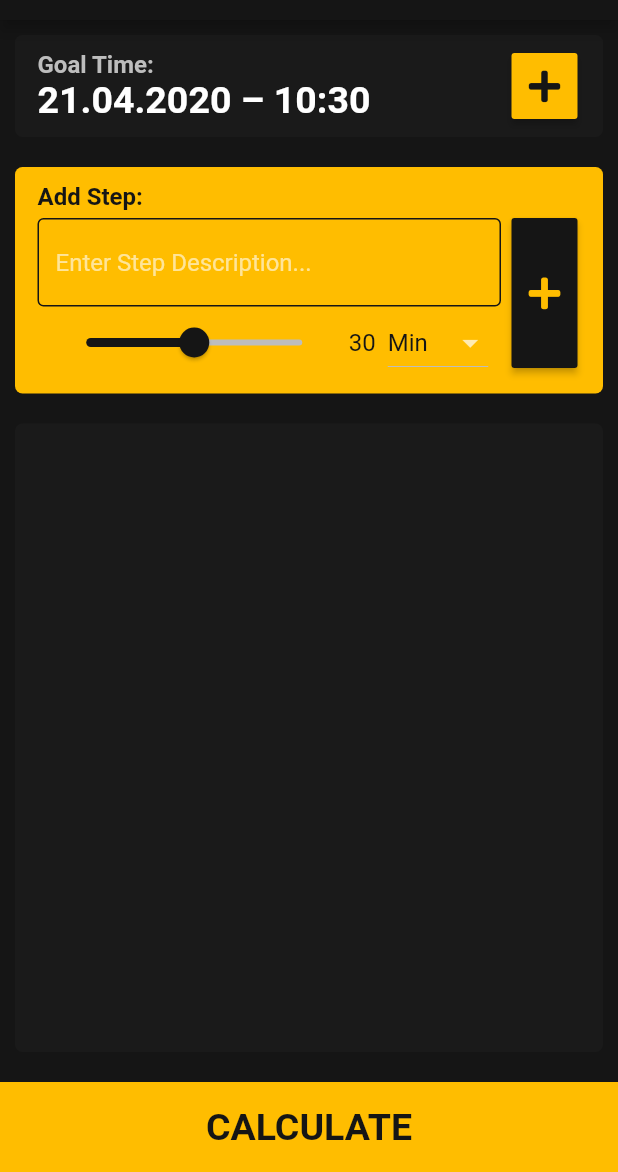
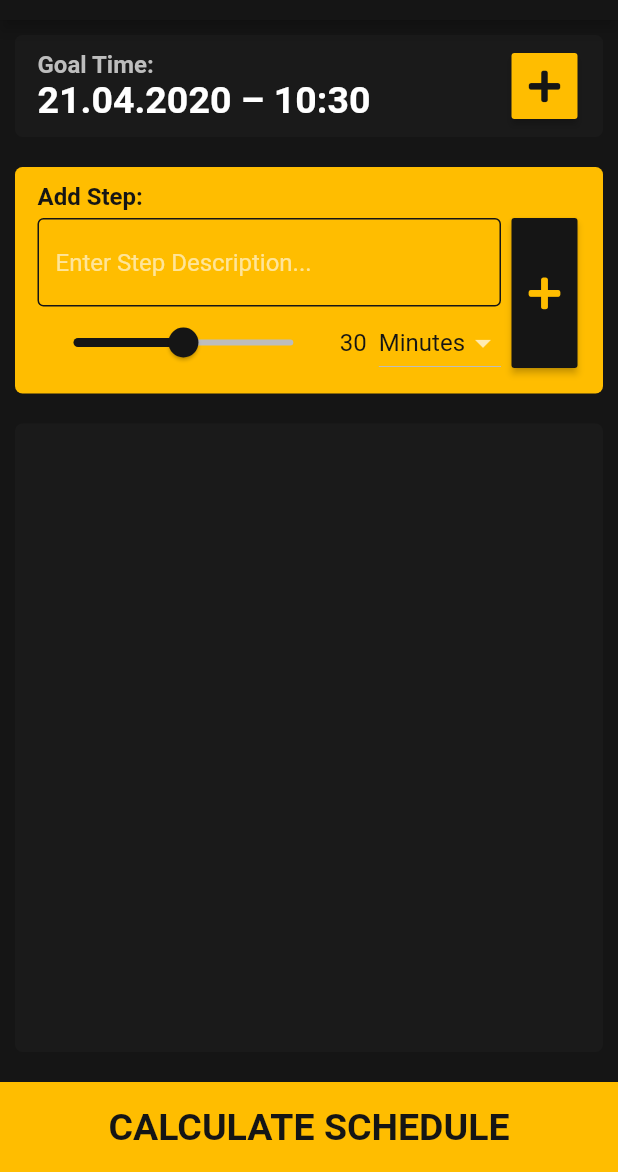
Before and after one commit to FOehler/baker_calculator, a Flutter app: the screen it shows after launch, on a phone screen of 412 x 824 dp, the part 64-1236 px from its top. Run offline on Flutter 3.47's test engine with Material 2 defaults, Android fonts, the phone set to English and light mode, and no system bars; our stand-ins replace flutter_datetime_picker, font_awesome_flutter.

Commit message:
Working basic version

```diff
--- a/lib/components/baking_step.dart
+++ b/lib/components/baking_step.dart
@@ -9,4 +9,5 @@ class BakingStep {
   int duration;
   String durationUnit;
   String stepName;
+  DateTime stepStartTime;
 }
--- /dev/null
+++ b/lib/components/step_list.dart
@@ -0,0 +1,44 @@
+import 'package:flutter/material.dart';
+import 'package:bakercalculator/components/baking_step.dart';
+import 'package:bakercalculator/components/reusable_card.dart';
+import 'package:bakercalculator/constants.dart';
+
+class StepList extends StatelessWidget {
+  const StepList({
+    Key key,
+    @required this.steps,
+  }) : super(key: key);
+
+  final List<BakingStep> steps;
+
+  @override
+  Widget build(BuildContext context) {
+    return Expanded(
+      child: ReusableCard(
+        colour: kLightPrimaryColour,
+        cardChild: Table(
+            defaultVerticalAlignment: TableCellVerticalAlignment.middle,
+            border: TableBorder(
+              horizontalInside: BorderSide(width: 1.0, color: kDividerColour),
+            ),
+            columnWidths: <int, TableColumnWidth>{
+              0: FixedColumnWidth(0.0),
+              1: FixedColumnWidth(20.0),
+              3: FixedColumnWidth(30.0),
+              4: FixedColumnWidth(60.0),
+            },
+            children: [
+              for (var i = 1; i <= steps.length; i++)
+                TableRow(children: <Widget>[
+                  Container(height: 25.0),
+                  Text(i.toString(), style: kStepTableTextStyle),
+                  Text(steps[i - 1].stepName, style: kStepTableTextStyle),
+                  Text(steps[i - 1].duration.toString(),
+                      style: kStepTableTextStyle),
+                  Text(steps[i - 1].durationUnit, style: kStepTableTextStyle),
+                ]),
+            ]),
+      ),
+    );
+  }
+}
--- a/lib/screens/input_page.dart
+++ b/lib/screens/input_page.dart
@@ -7,6 +7,8 @@ import 'package:font_awesome_flutter/font_awesome_flutter.dart';
 import 'package:bakercalculator/components/bottom_button.dart';
 import 'package:intl/intl.dart';
 import 'package:bakercalculator/components/baking_step.dart';
+import 'package:bakercalculator/screens/schedule_page.dart';
+import 'package:bakercalculator/components/step_list.dart';
 
 class InputPage extends StatefulWidget {
   @override
@@ -16,9 +18,23 @@ class InputPage extends StatefulWidget {
 class _InputPageState extends State<InputPage> {
   DateTime goalDateTime = DateTime.now();
   int sliderValue = 30;
-  String dropdownValue = 'Min';
+  String dropdownValue = 'Minutes';
   List<BakingStep> steps = new List();
   final myController = TextEditingController();
+
+  void calculateSchedule() {
+    DateTime stepStartTime = goalDateTime;
+    for (var i = steps.length - 1; i >= 0; i--) {
+      if (steps[i].durationUnit == "Minutes") {
+        stepStartTime =
+            stepStartTime.subtract(new Duration(minutes: steps[i].duration));
+      } else if (steps[i].durationUnit == "Hours") {
+        stepStartTime =
+            stepStartTime.subtract(new Duration(hours: steps[i].duration));
+      }
+      steps[i].stepStartTime = stepStartTime;
+    }
+  }
 
   @override
   void dispose() {
@@ -76,7 +92,7 @@ class _InputPageState extends State<InputPage> {
                               showTitleActions: true,
                               onChanged: (date) {}, onConfirm: (date) {
                             setState(() {
-                              goalDateTime = date;
+//                              goalDateTime = date;
                             });
                           },
                               currentTime: DateTime.now(),
@@ -128,9 +144,12 @@ class _InputPageState extends State<InputPage> {
                                     hintText: 'Enter Step Description...'),
                               ),
                             ),
-                            Row(
+                            Container(
+                              width: screenWidth * 0.75,
+                              child: Row(
                                 children: <Widget>[
-                                Slider(
+                                  Expanded(
+                                    child: Slider(
                                       value: sliderValue.toDouble(),
                                       min: 0.0,
                                       max: 60.0,
@@ -141,6 +160,7 @@ class _InputPageState extends State<InputPage> {
                                           sliderValue = newValue.toInt();
                                         });
                                       },
+                                    ),
                                   ),
                                   Container(
                                     width: 25.0,
@@ -159,7 +179,7 @@ class _InputPageState extends State<InputPage> {
                                         dropdownValue = newValue;
                                       });
                                     },
-                                  items: <String>['Min', 'Hours']
+                                    items: <String>['Minutes', 'Hours']
                                         .map<DropdownMenuItem<String>>(
                                             (String value) {
                                       return DropdownMenuItem<String>(
@@ -169,6 +189,7 @@ class _InputPageState extends State<InputPage> {
                                     }).toList(),
                                   ),
                                 ],
+                              ),
                             )
                           ],
                         ),
@@ -197,36 +218,21 @@ class _InputPageState extends State<InputPage> {
                 ),
               ),
             ),
-            Expanded(
-              child: ReusableCard(
-                colour: kLightPrimaryColour,
-                cardChild: Table(
-                    defaultVerticalAlignment: TableCellVerticalAlignment.middle,
-                    border: TableBorder(
-                      horizontalInside:
-                          BorderSide(width: 1.0, color: kDividerColour),
-                    ),
-                    columnWidths: <int, TableColumnWidth>{
-                      0: FixedColumnWidth(0.0),
-                      1: FixedColumnWidth(20.0),
-                      3: FixedColumnWidth(30.0),
-                      4: FixedColumnWidth(50.0),
-                    },
-                    children: [
-                      for (var i = 0; i < steps.length; i++)
-                        TableRow(children: <Widget>[
-                          Container(height: 25.0),
-                          Text(i.toString(), style: kStepTableTextStyle),
-                          Text(steps[i].stepName, style: kStepTableTextStyle),
-                          Text(steps[i].duration.toString(),
-                              style: kStepTableTextStyle),
-                          Text(steps[i].durationUnit,
-                              style: kStepTableTextStyle),
-                        ]),
-                    ]),
+            StepList(steps: steps),
+            BottomButton(
+                buttonTitle: 'CALCULATE SCHEDULE',
+                onTap: () {
+                  calculateSchedule();
+                  Navigator.push(
+                    context,
+                    MaterialPageRoute(
+                      builder: (context) => SchedulePage(
+                        steps: steps,
+                        goalDateTime: goalDateTime,
                       ),
                     ),
-            BottomButton(buttonTitle: 'CALCULATE', onTap: () {}),
+                  );
+                }),
           ],
         ));
   }
--- a/pubspec.yaml
+++ b/pubspec.yaml
@@ -14,6 +14,7 @@ dependencies:
   flutter_datetime_picker: ^1.3.5
   font_awesome_flutter: ^8.4.0
   intl: ^0.16.1
+  sqflite: ^1.3.0
 
 dev_dependencies:
   flutter_test:
```
Also changed, not shown: lib/constants.dart (+10 -0 lines), lib/screens/schedule_page.dart (added, +82 -0 lines), pubspec.lock. Lines whose indentation alone changed are shown as unchanged.
